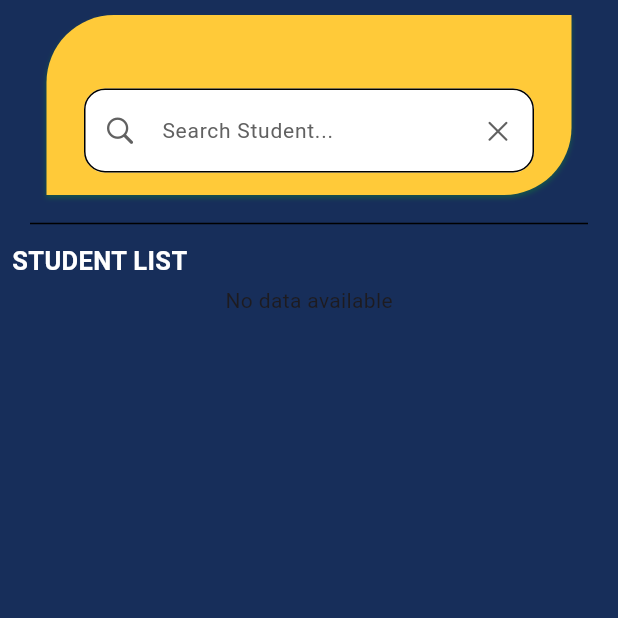
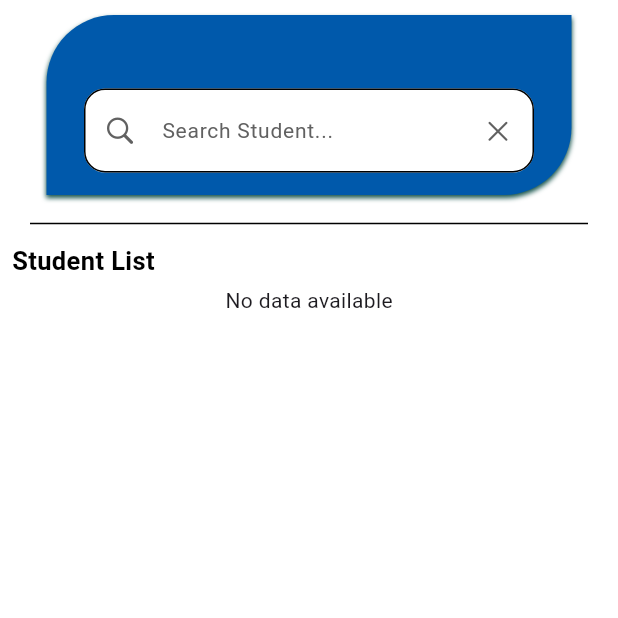
Before and after one commit to ShazinCP/Student_management_app, a Flutter app: the HomeScreen screen opened directly, after a tap on "class room", on a phone screen of 412 x 824 dp, the top half of it. Run offline on Flutter 3.47's test engine with Material 3 defaults, Android fonts, the phone set to English and light mode, and no system bars; our stand-ins replace dio, shared_preferences, shimmer; accounts and stored records are empty; network calls fail.

Commit message:
some updations added

```diff
--- a/lib/constants/sizedboxes.dart
+++ b/lib/constants/sizedboxes.dart
@@ -1,7 +1,9 @@
 import 'package:flutter/material.dart';
 
 const cHeight5 = SizedBox(height:5);
+const cHeight6 = SizedBox(height:6);
 const cHeight10 = SizedBox(height:10);
+const cHeight15 = SizedBox(height:15);
 const cHeight20 = SizedBox(height:20);
 const cHeight25 = SizedBox(height:25);
 const cHeight27 = SizedBox(height:27);
@@ -12,7 +14,7 @@ const cHeight50 = SizedBox(height:50);
 
 //width
 const cWidth5 = SizedBox(width:5);
+const cWidth6 = SizedBox(width:6);
+const cWidth7 = SizedBox(width:7);
 const cWidth10 = SizedBox(width:10);
 const cWidth15 = SizedBox(width:15);
-const cWidth20 = SizedBox(width:20);
-const cWidth30 = SizedBox(width:30);
--- a/lib/helper/colors.dart
+++ b/lib/helper/colors.dart
@@ -34,7 +34,7 @@ const cGreenARGBColor2 = Color.fromARGB(255, 63, 173, 67);
 
 const cBlueColor = Color(0xFF2E49FB);
 
-const cPrimaryColor = Color.fromARGB(255, 255, 202, 57);
 
+const cPrimaryColor = Color(0xFF0059AB);
 const cSecondaryColor = Color(0xFFFFFEDF);
-const cBackgroundColor = Color.fromARGB(255, 23, 46, 90);
+const cBackgroundColor = Colors.white;
--- a/lib/view/class_studentlist/class_studentlist_screen.dart
+++ b/lib/view/class_studentlist/class_studentlist_screen.dart
@@ -1,6 +1,7 @@
 import 'package:flutter/cupertino.dart';
 import 'package:flutter/material.dart';
 import 'package:provider/provider.dart';
+import 'package:student_management/constants/sizedboxes.dart';
 import 'package:student_management/controller/class_studentsprovider.dart';
 import 'package:student_management/helper/colors.dart';
 import 'package:student_management/widgets/lists_shimmer_effect.dart';
@@ -17,7 +18,7 @@ class ClassStudentsScreen extends StatelessWidget {
         body: SingleChildScrollView(
           child: Column(
             children: [
-              const SizedBox(height: 10),
+              cHeight10,
               Stack(
                 children: [
                   Center(
@@ -78,14 +79,14 @@ class ClassStudentsScreen extends StatelessWidget {
                                             )),
                                       ),
                           ),
-                          const SizedBox(height: 15),
+                          cHeight15,
                         ],
                       ),
                     ),
                   ),
                 ],
               ),
-              const SizedBox(height: 10),
+              cHeight10,
               const Padding(
                 padding: EdgeInsets.symmetric(horizontal: 20, vertical: 8),
                 child: Divider(
@@ -98,11 +99,11 @@ class ClassStudentsScreen extends StatelessWidget {
                 child: Row(
                   children: [
                     Text(
-                      'STUDENT LIST',
+                      'Student List',
                       style: TextStyle(
                           fontSize: 17,
                           fontWeight: FontWeight.bold,
-                          color: cWhiteColor),
+                          color: cBlackColor),
                     ),
                   ],
                 ),
--- a/lib/view/home_screen/home_screen.dart
+++ b/lib/view/home_screen/home_screen.dart
@@ -1,4 +1,5 @@
 import 'package:flutter/material.dart';
+import 'package:student_management/constants/sizedboxes.dart';
 import 'package:student_management/helper/colors.dart';
 import 'package:student_management/helper/readandset_token.dart';
 import 'package:student_management/view/class_studentlist/class_studentlist_screen.dart';
@@ -67,24 +68,22 @@ class _HomeScreenState extends State<HomeScreen> {
             Container(
               width: double.infinity,
               height: 350,
-              decoration: BoxDecoration(
+              decoration: const BoxDecoration(
                 color: cBackgroundColor,
-                boxShadow: [
-                  BoxShadow(
-                    color: Colors.black.withOpacity(0.5),
-                    spreadRadius: 7,
-                    blurRadius: 7,
-                    offset: const Offset(0, 5),
-                  ),
-                ],
+                // boxShadow: [
+                //   BoxShadow(
+                //     color: Colors.black.withOpacity(0.5),
+                //     spreadRadius: 7,
+                //     blurRadius: 7,
+                //     offset: const Offset(0, 5),
+                //   ),
+                // ],
               ),
               child: HomeTopWidget(
                 name: "Shahal",
               ),
             ),
-            const SizedBox(
-              height: 50,
-            ),
+            cHeight40,
             Padding(
               padding: const EdgeInsets.all(8.0),
               child: Divider(
@@ -93,9 +92,7 @@ class _HomeScreenState extends State<HomeScreen> {
                 thickness: 3,
               ),
             ),
-            const SizedBox(
-              height: 40,
-            ),
+            cHeight40,
             Row(
               mainAxisAlignment: MainAxisAlignment.spaceAround,
               children: [
@@ -123,9 +120,7 @@ class _HomeScreenState extends State<HomeScreen> {
                 ),
               ],
             ),
-            const SizedBox(
-              height: 50,
-            ),
+            cHeight50,
             Container(
               height: size.height / 7,
               width: size.width / 1.1,
--- a/lib/view/home_screen/widgets/home_center_widget.dart
+++ b/lib/view/home_screen/widgets/home_center_widget.dart
@@ -5,7 +5,7 @@ class HomeCenterWidget extends StatelessWidget {
   final String? image;
   final String? text;
   final VoidCallback? onTap;
-  HomeCenterWidget({
+  const HomeCenterWidget({
     super.key,
     this.image,
     this.text,
@@ -21,19 +21,19 @@ class HomeCenterWidget extends StatelessWidget {
         height: 120,
         decoration: BoxDecoration(
           color: cPrimaryColor,
-          borderRadius: BorderRadius.only(
+          borderRadius: const BorderRadius.only(
               bottomLeft: Radius.circular(30), topRight: Radius.circular(30)),
           boxShadow: [
             BoxShadow(
               color: Colors.black.withOpacity(0.5), // Shadow color
               spreadRadius: 5, // Spread radius
               blurRadius: 7, // Blur radius
-              offset: Offset(0, 3), // Offset in x and y directions
+              offset: const Offset(0, 3), // Offset in x and y directions
             ),
           ],
         ),
         child: Padding(
-          padding: EdgeInsets.only(top: 5),
+          padding: const EdgeInsets.only(top: 5),
           child: Column(
             children: [
               Container(
@@ -44,14 +44,14 @@ class HomeCenterWidget extends StatelessWidget {
                     image: AssetImage(image!),
                     fit: BoxFit.cover,
                   ),
-                  borderRadius: BorderRadius.only(
+                  borderRadius: const BorderRadius.only(
                       topRight: Radius.circular(30),
                       bottomLeft: Radius.circular(30)),
                 ),
               ),
               Text(
                 text!,
-                style: TextStyle(
+                style: const TextStyle(
                     color: cWhiteColor,
                     fontWeight: FontWeight.w500,
                     fontSize: 15),
--- a/lib/view/home_screen/widgets/home_top_widget.dart
+++ b/lib/view/home_screen/widgets/home_top_widget.dart
@@ -5,7 +5,7 @@ import 'package:student_management/helper/colors.dart';
 
 class HomeTopWidget extends StatelessWidget {
   final String? name;
-  HomeTopWidget({
+  const HomeTopWidget({
     super.key,
     this.name,
   });
@@ -18,7 +18,7 @@ class HomeTopWidget extends StatelessWidget {
           Container(
             width: 370,
             height: 260,
-            decoration: BoxDecoration(
+            decoration: const BoxDecoration(
                 color: cPrimaryColor,
                 borderRadius: BorderRadius.only(
                     topLeft: Radius.circular(50),
@@ -42,7 +42,7 @@ class HomeTopWidget extends StatelessWidget {
             child: Column(
               crossAxisAlignment: CrossAxisAlignment.start,
               children: [
-                Text("Hi.....",
+                const Text("Hi.....",
                     style: TextStyle(
                         color: cWhiteColor,
                         fontWeight: FontWeight.w500,
--- a/lib/view/paymentDetails/payment_details_screen.dart
+++ b/lib/view/paymentDetails/payment_details_screen.dart
@@ -1,5 +1,6 @@
 import 'package:flutter/cupertino.dart';
 import 'package:flutter/material.dart';
+import 'package:student_management/constants/sizedboxes.dart';
 import 'package:student_management/helper/colors.dart';
 import 'package:student_management/view/paymentDetails/widgets/alertbox.dart';
 import 'package:student_management/view/paymentDetails/widgets/transaction_count.dart';
@@ -38,7 +39,7 @@ class PaymentDetailsScreen extends StatelessWidget {
       body: SafeArea(
         child: Column(
           children: [
-            const SizedBox(height: 10),
+            cHeight10,
             SizedBox(
               height: screenHeight * .30,
               width: screenWidth,
--- a/lib/view/splash_screen/splash_screen.dart
+++ b/lib/view/splash_screen/splash_screen.dart
@@ -22,7 +22,7 @@ class _SplashScreenState extends State<SplashScreen> {
   @override
   Widget build(BuildContext context) {
     return Scaffold(
-      backgroundColor: Color(0xFFFDF4DB),
+      backgroundColor: const Color(0xFFFDF4DB),
       body: Container(
         width: double.infinity,
         height: double.infinity,
@@ -46,7 +46,7 @@ class _SplashScreenState extends State<SplashScreen> {
       gotologin();
     } else {
       Navigator.of(context)
-          .pushReplacement(MaterialPageRoute(builder: (ctx) => HomeScreen()));
+          .pushReplacement(MaterialPageRoute(builder: (ctx) => const HomeScreen()));
     }
   }
 }
--- a/lib/view/students_info/widgets/busdetails_widget.dart
+++ b/lib/view/students_info/widgets/busdetails_widget.dart
@@ -1,4 +1,5 @@
 import 'package:flutter/material.dart';
+import 'package:student_management/constants/sizedboxes.dart';
 import 'package:student_management/helper/colors.dart';
 
 class BusDetailsWidget extends StatelessWidget {
@@ -22,9 +23,7 @@ class BusDetailsWidget extends StatelessWidget {
               fontWeight: FontWeight.bold,
               color: Colors.grey.shade700),
         ),
-        const SizedBox(
-          width: 15,
-        ),
+        cWidth15,
         Container(
           height: 50,
           width: 50,
--- a/lib/widgets/lists_shimmer_effect.dart
+++ b/lib/widgets/lists_shimmer_effect.dart
@@ -4,7 +4,7 @@ import 'package:student_management/helper/colors.dart';
 
 Widget buildListShimmerEffect() {
     return ListView.builder(
-      physics: NeverScrollableScrollPhysics(),
+      physics: const NeverScrollableScrollPhysics(),
       shrinkWrap: true,
       itemCount: 10,
       itemBuilder: (context, index) {
```
Also changed, not shown: lib/helper/readandset_token.dart (+5 -5 lines), lib/model/studentinfo_model.dart (+6 -9 lines), lib/view/bus_studentList/bus_studentlist_screen.dart (+6 -5 lines), lib/view/login_screen/login_screen.dart (+6 -11 lines), lib/view/login_screen/widgets/textform_widget.dart (+4 -4 lines), lib/view/paymentDetails/widgets/transaction_count.dart (+6 -5 lines), lib/view/students_info/students_info.dart (+5 -4 lines).
